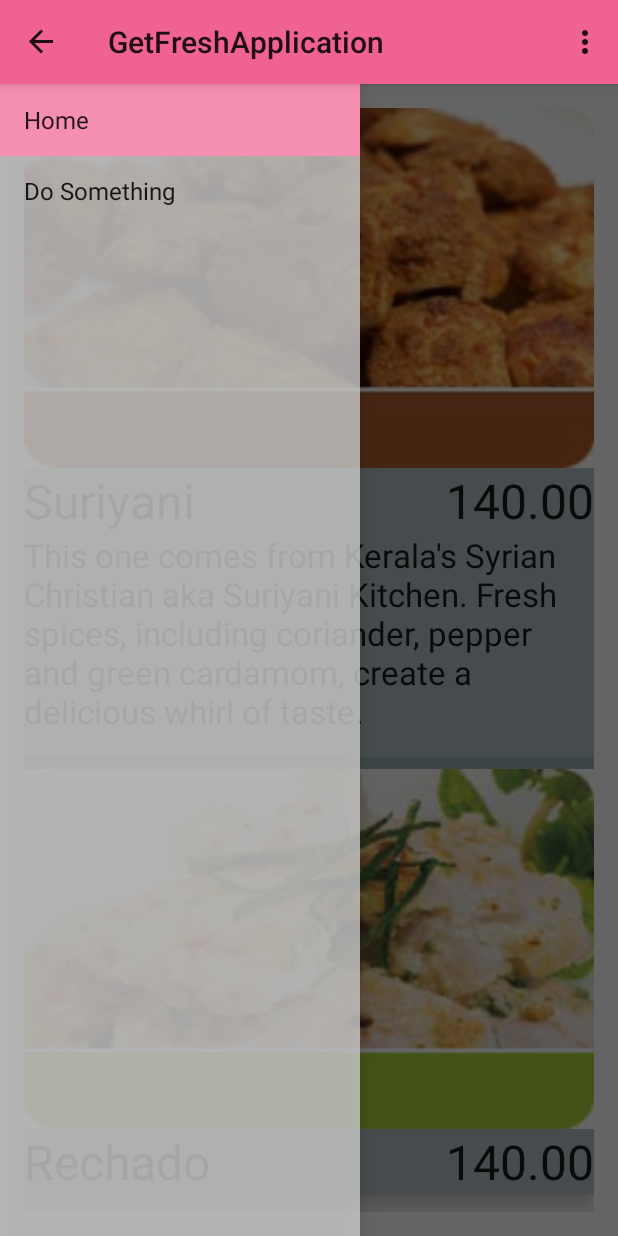
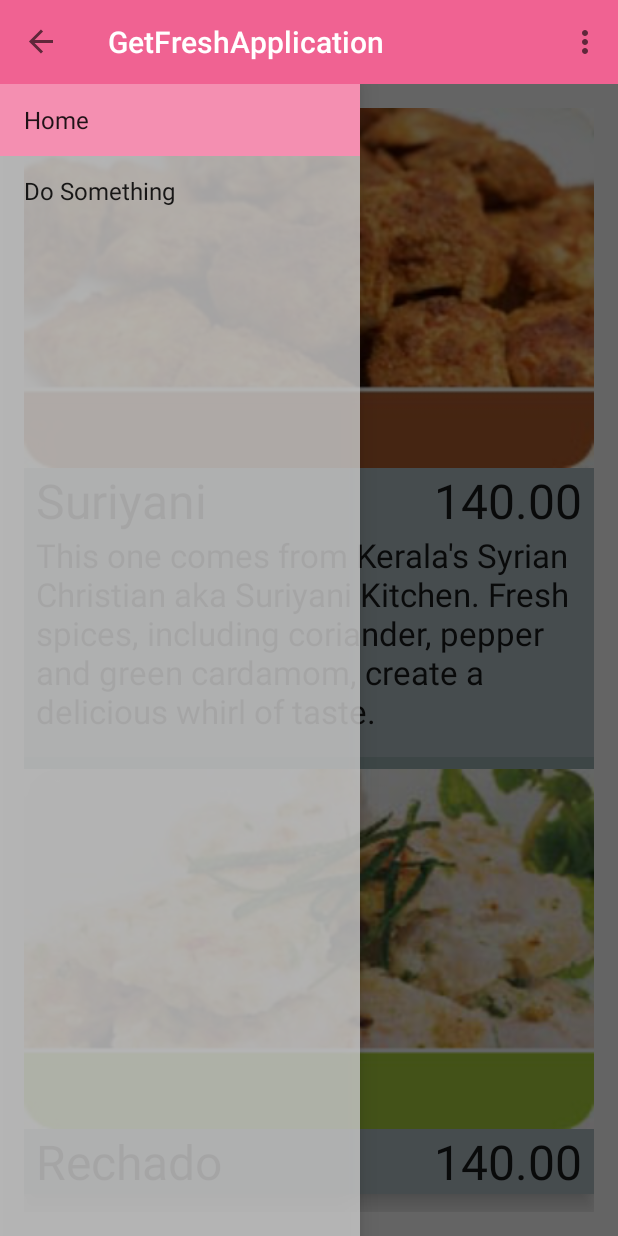
Before and after one commit to ishaanj/GetFreshApp, an Android app: the screen it shows after launch (MainActivity), on a phone screen of 412 x 824 dp. Run offline under Robolectric (Android 15) with nearby library versions, the phone set to English and light mode, and no system bars.

Commit message:
Fixed a lot of colour things

```diff
--- a/app/src/main/java/getfresh/com/getfreshapplication/MainActivity.java
+++ b/app/src/main/java/getfresh/com/getfreshapplication/MainActivity.java
@@ -1,10 +1,12 @@
 package getfresh.com.getfreshapplication;
 
+import android.graphics.Color;
 import android.os.Bundle;
 import android.support.v4.app.FragmentManager;
 import android.support.v4.widget.DrawerLayout;
 import android.support.v7.app.ActionBar;
 import android.support.v7.app.AppCompatActivity;
+import android.support.v7.widget.Toolbar;
 import android.view.Menu;
 import android.view.MenuItem;
 
@@ -14,6 +16,8 @@ import getfresh.com.getfreshapplication.fragment.NavigationDrawerFragment;
 
 public class MainActivity extends AppCompatActivity
         implements NavigationDrawerFragment.NavigationDrawerCallbacks {
+
+    private Toolbar toolbar;
 
     /**
      * Fragment managing the behaviors, interactions and presentation of the navigation drawer.
@@ -29,6 +33,13 @@ public class MainActivity extends AppCompatActivity
     protected void onCreate(Bundle savedInstanceState) {
         super.onCreate(savedInstanceState);
         setContentView(R.layout.activity_main);
+
+        toolbar = (Toolbar) findViewById(R.id.drawer_toolbar);
+        setSupportActionBar(toolbar);
+
+        //This is how you change the colour
+        //toolbar.setBackgroundColor(Color.parseColor("#33B5E5"));
+        toolbar.setTitleTextColor(Color.WHITE);
 
         mNavigationDrawerFragment = (NavigationDrawerFragment)
                 getSupportFragmentManager().findFragmentById(R.id.navigation_drawer);
--- a/app/src/main/java/getfresh/com/getfreshapplication/fragment/NavigationDrawerFragment.java
+++ b/app/src/main/java/getfresh/com/getfreshapplication/fragment/NavigationDrawerFragment.java
@@ -100,12 +100,12 @@ public class NavigationDrawerFragment extends Fragment {
             }
         });
         mDrawerListView.setAdapter(new ArrayAdapter<String>(
-                getActionBar().getThemedContext(),
+                getActivity(),
                 android.R.layout.simple_list_item_activated_1,
                 android.R.id.text1,
                 new String[]{
                         getString(R.string.title_section1),
-                        getString(R.string.title_section2),
+                        getString(R.string.title_section2)
                 }));
         mDrawerListView.setItemChecked(mCurrentSelectedPosition, true);
         return mDrawerListView;
--- a/app/src/main/res/layout/activity_main.xml
+++ b/app/src/main/res/layout/activity_main.xml
@@ -1,13 +1,29 @@
 <!-- A DrawerLayout is intended to be used as the top-level content view using match_parent for both width and height to consume the full space available. -->
-<android.support.v4.widget.DrawerLayout xmlns:android="http://schemas.android.com/apk/res/android"
-    xmlns:tools="http://schemas.android.com/tools" android:id="@+id/drawer_layout"
+<LinearLayout
+    xmlns:android="http://schemas.android.com/apk/res/android"
+    xmlns:tools="http://schemas.android.com/tools"
+    android:id="@+id/drawer_view"
+    android:layout_width="match_parent"
+    android:layout_height="match_parent"
+    android:orientation="vertical" >
+
+    <android.support.v7.widget.Toolbar
+        android:id="@+id/drawer_toolbar"
+        android:layout_height="wrap_content"
+        android:layout_width="match_parent"
+        android:minHeight="?attr/actionBarSize"
+        android:background="?attr/colorPrimary" />
+
+    <android.support.v4.widget.DrawerLayout  android:id="@+id/drawer_layout"
         android:layout_width="match_parent" android:layout_height="match_parent"
-    tools:context=".MainActivity" android:fitsSystemWindows="true">
+        tools:context=".MainActivity">
 
         <!-- As the main content view, the view below consumes the entire
              space available using match_parent in both dimensions. -->
-    <FrameLayout android:id="@+id/container" android:layout_width="match_parent"
+        <FrameLayout android:id="@+id/container"
+            android:layout_width="match_parent"
             android:layout_height="match_parent" />
+
 
         <!-- android:layout_gravity="start" tells DrawerLayout to treat
              this as a sliding drawer on the left side for left-to-right
@@ -23,3 +39,6 @@
             tools:layout="@layout/fragment_navigation_drawer" />
 
     </android.support.v4.widget.DrawerLayout>
+
+
+</LinearLayout>
--- a/app/src/main/res/layout/fragment_main_list_item.xml
+++ b/app/src/main/res/layout/fragment_main_list_item.xml
@@ -21,7 +21,9 @@
         android:layout_alignParentStart="true"
         android:textSize="32dp"
         android:layout_toLeftOf="@+id/list_main_price"
-        android:layout_toStartOf="@+id/list_main_price" />
+        android:layout_toStartOf="@+id/list_main_price"
+        android:layout_marginLeft="8dp"
+        android:layout_marginRight="8dp" />
 
     <TextView
         android:layout_width="match_parent"
@@ -34,7 +36,9 @@
         android:layout_alignParentStart="true"
         android:layout_alignParentRight="true"
         android:layout_alignParentEnd="true"
-        android:layout_marginBottom="16dp" />
+        android:layout_marginBottom="16dp"
+        android:layout_marginLeft="8dp"
+        android:layout_marginRight="8dp" />
 
     <TextView
         android:layout_width="wrap_content"
@@ -45,5 +49,6 @@
         android:textSize="32dp"
         android:layout_above="@+id/list_main_description"
         android:layout_alignParentRight="true"
-        android:layout_alignParentEnd="true" />
+        android:layout_alignParentEnd="true"
+        android:layout_marginRight="8dp" />
 </RelativeLayout>
--- a/app/src/main/res/values-v21/styles.xml
+++ b/app/src/main/res/values-v21/styles.xml
@@ -5,7 +5,7 @@
         <!-- Customize your theme here. -->
     </style>
 
-    <style name="Theme.MyMaterial" parent="Theme.AppCompat.Light">
+    <style name="Theme.MyMaterial" parent="Theme.AppCompat.Light.NoActionBar">
         <item name="colorPrimary">#F06292</item>
         <item name="colorPrimaryDark">#E91E63</item>
         <item name="colorAccent">#F48FB1</item>
--- a/app/src/main/res/values/styles.xml
+++ b/app/src/main/res/values/styles.xml
@@ -5,7 +5,7 @@
         <!-- Customize your theme here. -->
     </style>
 
-    <style name="Theme.MyMaterial" parent="Theme.AppCompat.Light">
+    <style name="Theme.MyMaterial" parent="Theme.AppCompat.Light.NoActionBar">
         <item name="colorPrimary">#F06292</item>
         <item name="colorPrimaryDark">#E91E63</item>
         <item name="colorAccent">#F48FB1</item>
```
Lines whose indentation alone changed are shown as unchanged.
